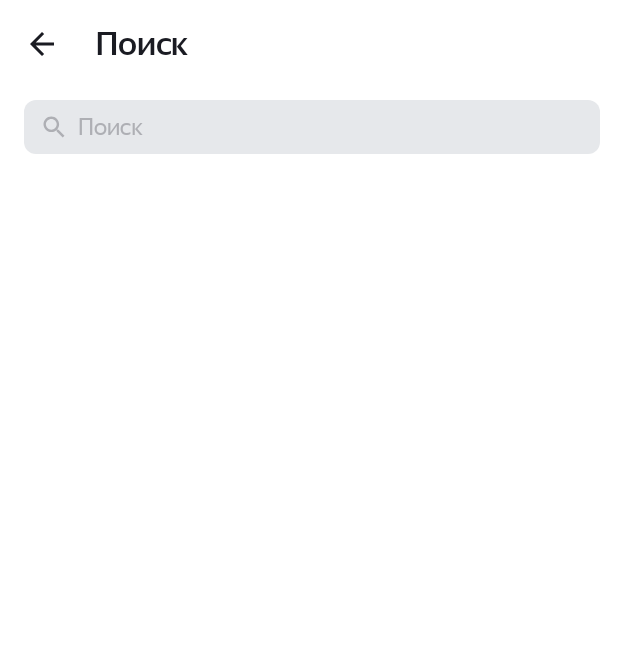
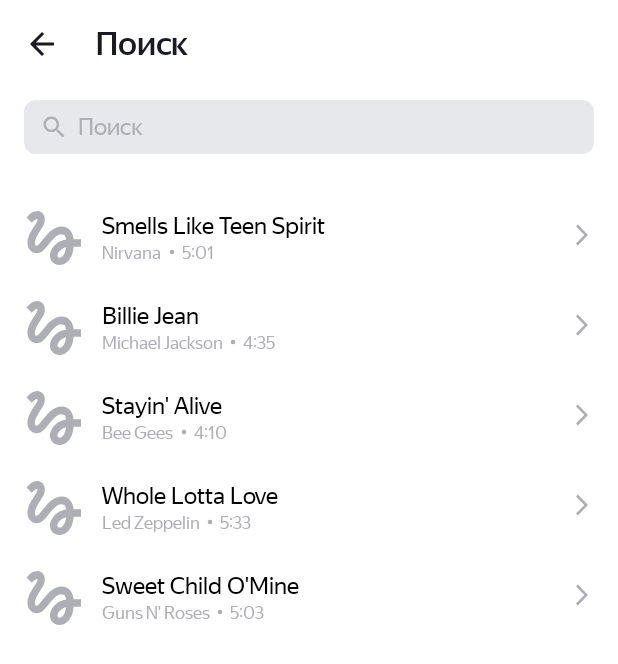
Before and after one commit to lesOlesya/PlaylistMaker, an Android app: the SearchActivity screen opened directly, with no data from a screen before it, on a phone screen of 412 x 824 dp. Shown: the top 664 px of the screen. Run offline under Robolectric (Android 15) with nearby library versions, the phone set to English and light mode, and no system bars; pictures from the network do not load.

Commit message:
10_sprint

```diff
--- a/app/build.gradle.kts
+++ b/app/build.gradle.kts
@@ -44,4 +44,6 @@ dependencies {
     testImplementation("junit:junit:4.13.2")
     androidTestImplementation("androidx.test.ext:junit:1.1.5")
     androidTestImplementation("androidx.test.espresso:espresso-core:3.5.1")
+    implementation("com.github.bumptech.glide:glide:4.15.1")
+    annotationProcessor("com.github.bumptech.glide:glide:4.15.1")
 }
--- a/app/src/main/AndroidManifest.xml
+++ b/app/src/main/AndroidManifest.xml
@@ -1,6 +1,8 @@
 <?xml version="1.0" encoding="utf-8"?>
 <manifest xmlns:android="http://schemas.android.com/apk/res/android"
     xmlns:tools="http://schemas.android.com/tools">
+
+    <uses-permission android:name="android.permission.INTERNET"/>
 
     <application
         android:allowBackup="true"
--- a/app/src/main/java/com/example/playlistmaker/SearchActivity.kt
+++ b/app/src/main/java/com/example/playlistmaker/SearchActivity.kt
@@ -11,17 +11,30 @@ import android.view.inputmethod.InputMethodManager
 import android.widget.EditText
 import android.widget.ImageButton
 import android.widget.ImageView
+import androidx.core.widget.doOnTextChanged
+import androidx.recyclerview.widget.RecyclerView
 
 class SearchActivity : AppCompatActivity() {
-    var searchText = ""
+    private var searchText = ""
+    private lateinit var editText: EditText
+    private val tracks = arrayListOf(
+        Track("Smells Like Teen Spirit", "Nirvana", "5:01", "https://is5-ssl.mzstatic.com/image/thumb/Music115/v4/7b/58/c2/7b58c21a-2b51-2bb2-e59a-9bb9b96ad8c3/00602567924166.rgb.jpg/100x100bb.jpg"),
+        Track("Billie Jean", "Michael Jackson", "4:35", "https://is5-ssl.mzstatic.com/image/thumb/Music125/v4/3d/9d/38/3d9d3811-71f0-3a0e-1ada-3004e56ff852/827969428726.jpg/100x100bb.jpg"),
+        Track("Stayin' Alive", "Bee Gees", "4:10", "https://is4-ssl.mzstatic.com/image/thumb/Music115/v4/1f/80/1f/1f801fc1-8c0f-ea3e-d3e5-387c6619619e/16UMGIM86640.rgb.jpg/100x100bb.jpg"),
+        Track("Whole Lotta Love", "Led Zeppelin", "5:33", "https://is2-ssl.mzstatic.com/image/thumb/Music62/v4/7e/17/e3/7e17e33f-2efa-2a36-e916-7f808576cf6b/mzm.fyigqcbs.jpg/100x100bb.jpg"),
+        Track("Sweet Child O'Mine", "Guns N' Roses", "5:03", "https://is5-ssl.mzstatic.com/image/thumb/Music125/v4/a0/4d/c4/a04dc484-03cc-02aa-fa82-5334fcb4bc16/18UMGIM24878.rgb.jpg/100x100bb.jpg")
+    )
     @SuppressLint("MissingInflatedId")
     override fun onCreate(savedInstanceState: Bundle?) {
         super.onCreate(savedInstanceState)
         setContentView(R.layout.activity_search)
 
         val backButton = findViewById<ImageButton>(R.id.search_back)
-        val editText = findViewById<EditText>(R.id.edit_text)
+        editText = findViewById(R.id.edit_text)
         val clearButton = findViewById<ImageView>(R.id.clear_icon)
+        val rvTracks = findViewById<RecyclerView>(R.id.rvTracks)
+
+        rvTracks.adapter = TrackAdapter(tracks)
 
         backButton.setOnClickListener {
             finish()
@@ -34,21 +47,10 @@ class SearchActivity : AppCompatActivity() {
             editText.clearFocus()
         }
 
-        val simpleTextWatcher = object : TextWatcher {
-            override fun beforeTextChanged(s: CharSequence?, start: Int, count: Int, after: Int) {
-                // empty
-            }
-
-            override fun onTextChanged(s: CharSequence?, start: Int, before: Int, count: Int) {
-                searchText = editText.text.toString()
-                clearButton.visibility = clearButtonVisibility(s)
-            }
-
-            override fun afterTextChanged(s: Editable?) {
-                // empty
-            }
+        editText.doOnTextChanged { s, start, before, count ->
+            searchText = editText.text.toString()
+            clearButton.visibility = clearButtonVisibility(s)
         }
-        editText.addTextChangedListener(simpleTextWatcher)
 
     }
 
@@ -60,10 +62,6 @@ class SearchActivity : AppCompatActivity() {
         }
     }
 
-    companion object {
-        const val SEARCH_TEXT = "SEARCH_TEXT"
-    }
-
     override fun onSaveInstanceState(saveInstanceState: Bundle) {
         saveInstanceState.putString(SEARCH_TEXT, searchText)
         super.onSaveInstanceState(saveInstanceState)
@@ -71,9 +69,12 @@ class SearchActivity : AppCompatActivity() {
 
     override fun onRestoreInstanceState(savedInstanceState: Bundle) {
         super.onRestoreInstanceState(savedInstanceState)
-        val editText = findViewById<EditText>(R.id.edit_text)
         searchText = savedInstanceState.getString(SEARCH_TEXT, "")
         editText.setText(searchText)
     }
 
+    companion object {
+        private const val SEARCH_TEXT = "SEARCH_TEXT"
+    }
+
 }
--- a/app/src/main/java/com/example/playlistmaker/SettingsActivity.kt
+++ b/app/src/main/java/com/example/playlistmaker/SettingsActivity.kt
@@ -20,7 +20,7 @@ class SettingsActivity : AppCompatActivity() {
             finish()
         }
 
-        val shareButton = findViewById<FrameLayout>(R.id.share_app)
+        val shareButton = findViewById<FrameLayout>(R.id.flShareApp)
         shareButton.setOnClickListener {
             val intent = Intent(Intent.ACTION_SEND)
             intent.type = "text/plain"
@@ -28,17 +28,18 @@ class SettingsActivity : AppCompatActivity() {
             startActivity(Intent.createChooser(intent, null))
         }
 
-        val supportButton = findViewById<FrameLayout>(R.id.support)
+        val supportButton = findViewById<FrameLayout>(R.id.flSupport)
         supportButton.setOnClickListener {
-            val intent = Intent(Intent.ACTION_SENDTO)
-            intent.data = Uri.parse("mailto:")
-            intent.putExtra(Intent.EXTRA_EMAIL, arrayOf(getString(R.string.email)))
-            intent.putExtra(Intent.EXTRA_SUBJECT, getString(R.string.subject_YP))
-            intent.putExtra(Intent.EXTRA_TEXT, getString(R.string.message_YP))
-            startActivity(intent)
+            Intent(Intent.ACTION_SENDTO).apply {
+                data = Uri.parse("mailto:")
+                putExtra(Intent.EXTRA_EMAIL, arrayOf(getString(R.string.email)))
+                putExtra(Intent.EXTRA_SUBJECT, getString(R.string.subject_YP))
+                putExtra(Intent.EXTRA_TEXT, getString(R.string.message_YP))
+                startActivity(this)
+            }
         }
 
-        val termsOfUseButton = findViewById<FrameLayout>(R.id.terms_of_use)
+        val termsOfUseButton = findViewById<FrameLayout>(R.id.flTermsOfUse)
         termsOfUseButton.setOnClickListener {
             val url = Uri.parse(getString(R.string.link_YP_terms_of_use))
             val intent = Intent(Intent.ACTION_VIEW, url)
--- /dev/null
+++ b/app/src/main/java/com/example/playlistmaker/Track.kt
@@ -0,0 +1,8 @@
+package com.example.playlistmaker
+
+data class Track(
+    val trackName: String, // Название композиции
+    val artistName: String, // Имя исполнителя
+    val trackTime: String, // Продолжительность трека
+    val artworkUrl100: String  // Ссылка на изображение обложки
+)
--- /dev/null
+++ b/app/src/main/java/com/example/playlistmaker/TrackAdapter.kt
@@ -0,0 +1,23 @@
+package com.example.playlistmaker
+
+import android.view.LayoutInflater
+import android.view.ViewGroup
+import androidx.recyclerview.widget.RecyclerView
+
+class TrackAdapter (
+    private val tracks: ArrayList<Track>
+) : RecyclerView.Adapter<TrackViewHolder> () {
+
+    override fun onCreateViewHolder(parent: ViewGroup, viewType: Int): TrackViewHolder {
+        val view = LayoutInflater.from(parent.context).inflate(R.layout.track_item, parent, false)
+        return TrackViewHolder(view)
+    }
+
+    override fun onBindViewHolder(holder: TrackViewHolder, position: Int) {
+        holder.bind(tracks[position])
+    }
+
+    override fun getItemCount(): Int {
+        return tracks.size
+    }
+}
--- /dev/null
+++ b/app/src/main/java/com/example/playlistmaker/TrackViewHolder.kt
@@ -0,0 +1,29 @@
+package com.example.playlistmaker
+
+import android.view.View
+import android.widget.ImageView
+import android.widget.LinearLayout
+import android.widget.TextView
+import androidx.recyclerview.widget.RecyclerView
+import com.bumptech.glide.Glide
+import com.bumptech.glide.load.resource.bitmap.RoundedCorners
+
+class TrackViewHolder(itemView: View): RecyclerView.ViewHolder(itemView) {
+
+    private val ivArtwork: ImageView = itemView.findViewById(R.id.ivArtworkSmall)
+    private val tvTrackName: TextView = itemView.findViewById(R.id.tvTrackName)
+    private val tvArtistName: TextView = itemView.findViewById(R.id.tvArtistName)
+    private val tvTrackTime: TextView = itemView.findViewById(R.id.tvTrackTime)
+
+    fun bind(item: Track) {
+        Glide.with(itemView)
+            .load(item.artworkUrl100)
+            .placeholder(R.drawable.placeholder)
+            .centerCrop()
+            .transform(RoundedCorners(2))
+            .into(ivArtwork)
+        tvTrackName.text = item.trackName
+        tvArtistName.text = item.artistName
+        tvTrackTime.text = item.trackTime
+    }
+}
--- /dev/null
+++ b/app/src/main/res/drawable/clear_button.xml
@@ -0,0 +1,9 @@
+<vector xmlns:android="http://schemas.android.com/apk/res/android"
+    android:width="40dp"
+    android:height="36dp"
+    android:viewportWidth="40"
+    android:viewportHeight="36">
+  <path
+      android:pathData="M26,13.209L24.791,12L20,16.791L15.209,12L14,13.209L18.791,18L14,22.791L15.209,24L20,19.209L24.791,24L26,22.791L21.209,18L26,13.209Z"
+      android:fillColor="?attr/colorSecondaryVariant"/>
+</vector>
--- /dev/null
+++ b/app/src/main/res/drawable/dot.xml
@@ -0,0 +1,9 @@
+<vector xmlns:android="http://schemas.android.com/apk/res/android"
+    android:width="13dp"
+    android:height="13dp"
+    android:viewportWidth="13"
+    android:viewportHeight="13">
+  <path
+      android:pathData="M6.5,6.5m-1.5,0a1.5,1.5 0,1 1,3 0a1.5,1.5 0,1 1,-3 0"
+      android:fillColor="?attr/colorPrimaryVariant"/>
+</vector>
--- /dev/null
+++ b/app/src/main/res/drawable/placeholder.xml
@@ -0,0 +1,7 @@
+<vector android:height="48dp" android:viewportHeight="45"
+    android:viewportWidth="45" android:width="48dp" xmlns:android="http://schemas.android.com/apk/res/android">
+    <group>
+        <clip-path android:pathData="M0,0h45v45h-45z"/>
+        <path android:fillColor="#AEAFB4" android:pathData="M8.606,12.919C9.919,11.587 11.231,10.387 11.813,10.631C12.75,11.006 11.813,12.563 11.25,13.481C10.781,14.269 5.888,20.775 5.888,25.313C5.888,27.712 6.788,29.7 8.4,30.9C9.806,31.95 11.663,32.269 13.35,31.763C15.356,31.181 17.006,29.138 19.087,26.569C21.356,23.775 24.394,20.119 26.737,20.119C29.794,20.119 29.831,22.013 30.038,23.475C22.95,24.675 19.95,30.356 19.95,33.544C19.95,36.731 22.65,39.338 25.969,39.338C29.025,39.338 34.013,36.844 34.763,27.9H39.375V23.212H34.744C34.463,20.119 32.7,15.337 27.188,15.337C22.969,15.337 19.35,18.919 17.925,20.663C16.837,22.031 14.063,25.313 13.631,25.763C13.163,26.325 12.356,27.337 11.55,27.337C10.706,27.337 10.2,25.781 10.875,23.737C11.531,21.694 13.5,18.375 14.344,17.138C15.806,15 16.781,13.538 16.781,10.988C16.781,6.919 13.706,5.625 12.075,5.625C9.6,5.625 7.444,7.5 6.975,7.969C6.3,8.644 5.738,9.206 5.325,9.712L8.606,12.919ZM26.025,34.781C25.444,34.781 24.638,34.294 24.638,33.431C24.638,32.306 26.006,29.306 30.019,28.256C29.456,33.3 27.337,34.781 26.025,34.781Z"/>
+    </group>
+</vector>
--- a/app/src/main/res/layout/activity_main.xml
+++ b/app/src/main/res/layout/activity_main.xml
@@ -14,7 +14,7 @@
     <LinearLayout
         android:layout_width="match_parent"
         android:layout_height="match_parent"
-        android:layout_marginVertical="8dp"
+        android:layout_marginVertical="@dimen/dp_8"
         android:orientation="vertical">
 
         <Button style="@style/ButtonStyle"
--- a/app/src/main/res/layout/activity_search.xml
+++ b/app/src/main/res/layout/activity_search.xml
@@ -6,14 +6,13 @@
     android:layout_height="match_parent"
     android:orientation="vertical"
     android:background="?attr/colorPrimary"
-    android:paddingStart="@dimen/dp_16"
-    android:paddingEnd="@dimen/dp_12"
-    android:paddingVertical="@dimen/dp_16"
     tools:context=".SearchActivity">
 
     <LinearLayout
         android:layout_width="match_parent"
-        android:layout_height="wrap_content">
+        android:layout_height="wrap_content"
+        android:layout_marginTop="@dimen/dp_16"
+        android:layout_marginStart="@dimen/dp_16">
 
         <ImageButton style="@style/ArrowInHeader"
             android:id="@+id/search_back"
@@ -27,7 +26,8 @@
     <FrameLayout
         android:layout_width="match_parent"
         android:layout_height="wrap_content"
-        android:layout_marginTop="24dp">
+        android:layout_marginHorizontal="@dimen/dp_16"
+        android:layout_marginTop="@dimen/dp_24">
 
         <EditText style="@style/TextStyle"
             android:id="@+id/edit_text"
@@ -55,8 +55,17 @@
             android:layout_width="wrap_content"
             android:layout_height="wrap_content"
             android:layout_gravity="end"
-            android:src="@android:drawable/ic_menu_close_clear_cancel"
+            android:src="@drawable/clear_button"
             android:visibility="gone" />
     </FrameLayout>
 
+    <androidx.recyclerview.widget.RecyclerView
+        android:id="@+id/rvTracks"
+        android:layout_width="match_parent"
+        android:layout_height="wrap_content"
+        android:layout_marginTop="@dimen/dp_24"
+        app:layoutManager="androidx.recyclerview.widget.LinearLayoutManager"
+        android:orientation="vertical"
+        tools:itemCount="14"
+        tools:listitem="@layout/track_item"/>
 </LinearLayout>
--- a/app/src/main/res/layout/activity_settings.xml
+++ b/app/src/main/res/layout/activity_settings.xml
@@ -37,7 +37,7 @@
     </FrameLayout>
 
     <FrameLayout style="@style/Settings"
-        android:id="@+id/share_app">
+        android:id="@+id/flShareApp">
 
         <TextView style="@style/TextStyle"
             android:layout_gravity="start|center"
@@ -51,7 +51,7 @@
     </FrameLayout>
 
     <FrameLayout style="@style/Settings"
-        android:id="@+id/support">
+        android:id="@+id/flSupport">
 
         <TextView style="@style/TextStyle"
             android:layout_gravity="start|center"
@@ -65,7 +65,7 @@
     </FrameLayout>
 
     <FrameLayout style="@style/Settings"
-        android:id="@+id/terms_of_use">
+        android:id="@+id/flTermsOfUse">
 
         <TextView style="@style/TextStyle"
             android:layout_gravity="start|center"
--- /dev/null
+++ b/app/src/main/res/layout/track_item.xml
@@ -0,0 +1,70 @@
+<?xml version="1.0" encoding="utf-8"?>
+<LinearLayout android:id="@+id/rootLayout"
+    xmlns:android="http://schemas.android.com/apk/res/android"
+    xmlns:tools="http://schemas.android.com/tools"
+    android:layout_width="match_parent"
+    android:layout_height="@dimen/list_indent"
+    android:orientation="horizontal"
+    android:paddingHorizontal="@dimen/dp_12">
+
+    <ImageView
+        android:id="@+id/ivArtworkSmall"
+        android:layout_marginVertical="@dimen/dp_8"
+        android:layout_height="48dp"
+        android:layout_width="48dp"/>
+
+    <LinearLayout
+        android:layout_width="0dp"
+        android:layout_height="match_parent"
+        android:layout_weight="1"
+        android:orientation="vertical"
+        android:layout_marginStart="@dimen/dp_8"
+        android:paddingEnd="@dimen/dp_8"
+        tools:ignore="RtlSymmetry">
+
+        <TextView style="@style/TextStyle"
+            android:id="@+id/tvTrackName"
+            android:layout_width="wrap_content"
+            android:layout_height="wrap_content"
+            android:layout_marginTop="@dimen/dp_14"
+            android:maxLines="1"
+            android:ellipsize="end"
+            android:text="@string/track_name"/>
+
+        <LinearLayout
+            android:layout_width="wrap_content"
+            android:layout_height="wrap_content"
+            android:orientation="horizontal"
+            android:layout_marginTop="1dp">
+
+            <TextView style="@style/TextStyle"
+                android:id="@+id/tvArtistName"
+                android:layout_width="0dp"
+                android:layout_height="wrap_content"
+                android:layout_weight="1"
+                android:textSize="12sp"
+                android:textColor="?attr/colorPrimaryVariant"
+                android:maxLines="1"
+                android:ellipsize="end"
+                android:text="@string/artist_name"/>
+
+            <ImageView
+                android:layout_width="wrap_content"
+                android:layout_height="wrap_content"
+                android:src="@drawable/dot"/>
+
+            <TextView style="@style/TextStyle"
+                android:id="@+id/tvTrackTime"
+                android:layout_width="wrap_content"
+                android:layout_height="wrap_content"
+                android:textSize="12sp"
+                android:textColor="?attr/colorPrimaryVariant"
+                android:text="@string/track_time"/>
+        </LinearLayout>
+    </LinearLayout>
+
+    <ImageView android:id="@+id/ivArrowTrack"
+        android:layout_width="wrap_content"
+        android:layout_height="match_parent"
+        android:src="@drawable/arrow_2"/>
+</LinearLayout>
--- a/app/src/main/res/values/dimens.xml
+++ b/app/src/main/res/values/dimens.xml
@@ -2,11 +2,11 @@
 <resources>
     <dimen name="font_22">22sp</dimen>
     <dimen name="font_16">16sp</dimen>
+    <dimen name="dp_24">24dp</dimen>
     <dimen name="dp_16">16dp</dimen>
+    <dimen name="dp_14">14dp</dimen>
     <dimen name="dp_12">12dp</dimen>
-    <dimen name="indent_from_the_icon">8dp</dimen>
+    <dimen name="dp_8">8dp</dimen>
     <dimen name="zero">0dp</dimen>
-    <dimen name="settings_indent">60dp</dimen>
-    <dimen name="dp_14">14dp</dimen>
-
+    <dimen name="list_indent">60dp</dimen>
 </resources>
--- a/app/src/main/res/values/strings.xml
+++ b/app/src/main/res/values/strings.xml
@@ -12,4 +12,7 @@
     <string name="subject_YP">Сообщение разработчикам и разработчицам приложения Playlist Maker</string>
     <string name="message_YP">Спасибо разработчикам и разработчицам за крутое приложение!</string>
     <string name="link_YP_terms_of_use">https://yandex.ru/legal/practicum_offer/</string>
+    <string name="track_name">Название трека</string>
+    <string name="artist_name">Имя исполнителя</string>
+    <string name="track_time">5:43</string>
 </resources>
--- a/app/src/main/res/values/styles.xml
+++ b/app/src/main/res/values/styles.xml
@@ -34,7 +34,7 @@
         <item name="android:foreground">?attr/selectableItemBackground</item>
         <item name="cornerRadius">@dimen/dp_16</item>
         <item name="iconGravity">textStart</item>
-        <item name="iconPadding">@dimen/indent_from_the_icon</item>
+        <item name="iconPadding">@dimen/dp_8</item>
         <item name="iconTint">@color/black1</item>
         <item name="android:stateListAnimator">@null</item>
     </style>
@@ -51,7 +51,7 @@
 
     <style name="Settings">
         <item name="android:layout_width">match_parent</item>
-        <item name="android:layout_height">@dimen/settings_indent</item>
+        <item name="android:layout_height">@dimen/list_indent</item>
         <item name="android:foreground">?attr/selectableItemBackground</item>
     </style>
 
```
